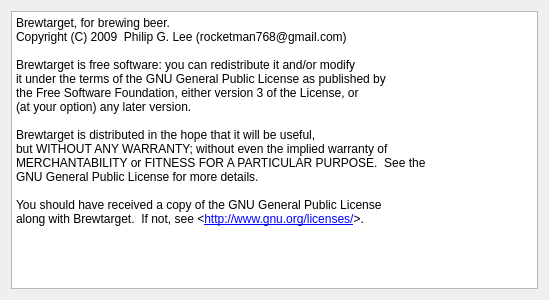
The window that ui/aboutDialog.ui (Brewtarget/brewtarget) describes before a commit, drawn with Qt 5.
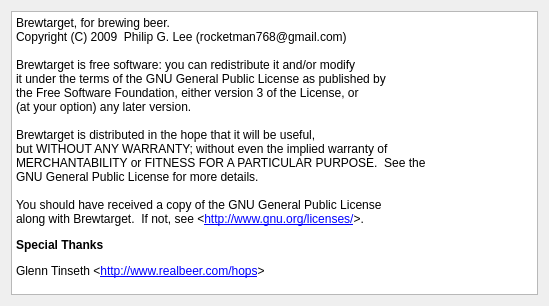
The same window after the commit.

Commit message: Put Glenn Tinseth in aboutDialog.ui. TimerWidget can now play a sound upon reaching 0. Project now requires Phonon as a result.

The edit to the form file:
```diff
--- a/ui/aboutDialog.ui
+++ b/ui/aboutDialog.ui
@@ -1,12 +1,12 @@
 <ui version="4.0" >
  <class>aboutDialog</class>
- <widget class="QDialog" name="aboutDialog" >
-  <property name="geometry" >
+ <widget class="QDialog" name="aboutDialog">
+  <property name="geometry">
    <rect>
     <x>0</x>
     <y>0</y>
     <width>549</width>
-    <height>300</height>
+    <height>306</height>
    </rect>
   </property>
   <property name="windowTitle" >
@@ -14,27 +14,29 @@
   </property>
   <layout class="QHBoxLayout" name="horizontalLayout" >
    <item>
-    <widget class="QTextBrowser" name="textBrowser" >
-     <property name="html" >
-      <string>&lt;!DOCTYPE HTML PUBLIC "-//W3C//DTD HTML 4.0//EN" "http://www.w3.org/TR/REC-html40/strict.dtd">
-&lt;html>&lt;head>&lt;meta name="qrichtext" content="1" />&lt;style type="text/css">
+    <widget class="QTextBrowser" name="textBrowser">
+     <property name="html">
+      <string>&lt;!DOCTYPE HTML PUBLIC &quot;-//W3C//DTD HTML 4.0//EN&quot; &quot;http://www.w3.org/TR/REC-html40/strict.dtd&quot;&gt;
+&lt;html&gt;&lt;head&gt;&lt;meta name=&quot;qrichtext&quot; content=&quot;1&quot; /&gt;&lt;style type=&quot;text/css&quot;&gt;
 p, li { white-space: pre-wrap; }
-&lt;/style>&lt;/head>&lt;body style=" font-family:'Sans Serif'; font-size:9pt; font-weight:400; font-style:normal;">
-&lt;p style=" margin-top:12px; margin-bottom:0px; margin-left:0px; margin-right:0px; -qt-block-indent:0; text-indent:0px; font-family:'Courier New,courier';">Brewtarget, for brewing beer.&lt;/p>
-&lt;p style=" margin-top:0px; margin-bottom:0px; margin-left:0px; margin-right:0px; -qt-block-indent:0; text-indent:0px; font-family:'Courier New,courier';">Copyright (C) 2009  Philip G. Lee (rocketman768@gmail.com)&lt;/p>
-&lt;p style="-qt-paragraph-type:empty; margin-top:0px; margin-bottom:0px; margin-left:0px; margin-right:0px; -qt-block-indent:0; text-indent:0px; font-family:'Courier New,courier';">&lt;/p>
-&lt;p style=" margin-top:0px; margin-bottom:0px; margin-left:0px; margin-right:0px; -qt-block-indent:0; text-indent:0px; font-family:'Courier New,courier';">Brewtarget is free software: you can redistribute it and/or modify&lt;/p>
-&lt;p style=" margin-top:0px; margin-bottom:0px; margin-left:0px; margin-right:0px; -qt-block-indent:0; text-indent:0px; font-family:'Courier New,courier';">it under the terms of the GNU General Public License as published by&lt;/p>
-&lt;p style=" margin-top:0px; margin-bottom:0px; margin-left:0px; margin-right:0px; -qt-block-indent:0; text-indent:0px; font-family:'Courier New,courier';">the Free Software Foundation, either version 3 of the License, or&lt;/p>
-&lt;p style=" margin-top:0px; margin-bottom:0px; margin-left:0px; margin-right:0px; -qt-block-indent:0; text-indent:0px; font-family:'Courier New,courier';">(at your option) any later version.&lt;/p>
-&lt;p style="-qt-paragraph-type:empty; margin-top:0px; margin-bottom:0px; margin-left:0px; margin-right:0px; -qt-block-indent:0; text-indent:0px; font-family:'Courier New,courier';">&lt;/p>
-&lt;p style=" margin-top:0px; margin-bottom:0px; margin-left:0px; margin-right:0px; -qt-block-indent:0; text-indent:0px; font-family:'Courier New,courier';">Brewtarget is distributed in the hope that it will be useful,&lt;/p>
-&lt;p style=" margin-top:0px; margin-bottom:0px; margin-left:0px; margin-right:0px; -qt-block-indent:0; text-indent:0px; font-family:'Courier New,courier';">but WITHOUT ANY WARRANTY; without even the implied warranty of&lt;/p>
-&lt;p style=" margin-top:0px; margin-bottom:0px; margin-left:0px; margin-right:0px; -qt-block-indent:0; text-indent:0px; font-family:'Courier New,courier';">MERCHANTABILITY or FITNESS FOR A PARTICULAR PURPOSE.  See the&lt;/p>
-&lt;p style=" margin-top:0px; margin-bottom:0px; margin-left:0px; margin-right:0px; -qt-block-indent:0; text-indent:0px; font-family:'Courier New,courier';">GNU General Public License for more details.&lt;/p>
-&lt;p style="-qt-paragraph-type:empty; margin-top:0px; margin-bottom:0px; margin-left:0px; margin-right:0px; -qt-block-indent:0; text-indent:0px; font-family:'Courier New,courier';">&lt;/p>
-&lt;p style=" margin-top:0px; margin-bottom:0px; margin-left:0px; margin-right:0px; -qt-block-indent:0; text-indent:0px; font-family:'Courier New,courier';">You should have received a copy of the GNU General Public License&lt;/p>
-&lt;p style=" margin-top:0px; margin-bottom:12px; margin-left:0px; margin-right:0px; -qt-block-indent:0; text-indent:0px; font-family:'Courier New,courier';">along with Brewtarget.  If not, see &amp;lt;&lt;a href="http://www.gnu.org/licenses/">&lt;span style=" text-decoration: underline; color:#0000ff;">http://www.gnu.org/licenses/&lt;/span>&lt;/a>&amp;gt;.&lt;/p>&lt;/body>&lt;/html></string>
+&lt;/style&gt;&lt;/head&gt;&lt;body style=&quot; font-family:'DejaVu Sans'; font-size:9pt; font-weight:400; font-style:normal;&quot;&gt;
+&lt;p style=&quot; margin-top:12px; margin-bottom:0px; margin-left:0px; margin-right:0px; -qt-block-indent:0; text-indent:0px;&quot;&gt;&lt;span style=&quot; font-family:'Courier New,courier';&quot;&gt;Brewtarget, for brewing beer.&lt;/span&gt;&lt;/p&gt;
+&lt;p style=&quot; margin-top:0px; margin-bottom:0px; margin-left:0px; margin-right:0px; -qt-block-indent:0; text-indent:0px;&quot;&gt;&lt;span style=&quot; font-family:'Courier New,courier';&quot;&gt;Copyright (C) 2009  Philip G. Lee (rocketman768@gmail.com)&lt;/span&gt;&lt;/p&gt;
+&lt;p style=&quot;-qt-paragraph-type:empty; margin-top:0px; margin-bottom:0px; margin-left:0px; margin-right:0px; -qt-block-indent:0; text-indent:0px; font-family:'Courier New,courier';&quot;&gt;&lt;/p&gt;
+&lt;p style=&quot; margin-top:0px; margin-bottom:0px; margin-left:0px; margin-right:0px; -qt-block-indent:0; text-indent:0px;&quot;&gt;&lt;span style=&quot; font-family:'Courier New,courier';&quot;&gt;Brewtarget is free software: you can redistribute it and/or modify&lt;/span&gt;&lt;/p&gt;
+&lt;p style=&quot; margin-top:0px; margin-bottom:0px; margin-left:0px; margin-right:0px; -qt-block-indent:0; text-indent:0px;&quot;&gt;&lt;span style=&quot; font-family:'Courier New,courier';&quot;&gt;it under the terms of the GNU General Public License as published by&lt;/span&gt;&lt;/p&gt;
+&lt;p style=&quot; margin-top:0px; margin-bottom:0px; margin-left:0px; margin-right:0px; -qt-block-indent:0; text-indent:0px;&quot;&gt;&lt;span style=&quot; font-family:'Courier New,courier';&quot;&gt;the Free Software Foundation, either version 3 of the License, or&lt;/span&gt;&lt;/p&gt;
+&lt;p style=&quot; margin-top:0px; margin-bottom:0px; margin-left:0px; margin-right:0px; -qt-block-indent:0; text-indent:0px;&quot;&gt;&lt;span style=&quot; font-family:'Courier New,courier';&quot;&gt;(at your option) any later version.&lt;/span&gt;&lt;/p&gt;
+&lt;p style=&quot;-qt-paragraph-type:empty; margin-top:0px; margin-bottom:0px; margin-left:0px; margin-right:0px; -qt-block-indent:0; text-indent:0px; font-family:'Courier New,courier';&quot;&gt;&lt;/p&gt;
+&lt;p style=&quot; margin-top:0px; margin-bottom:0px; margin-left:0px; margin-right:0px; -qt-block-indent:0; text-indent:0px;&quot;&gt;&lt;span style=&quot; font-family:'Courier New,courier';&quot;&gt;Brewtarget is distributed in the hope that it will be useful,&lt;/span&gt;&lt;/p&gt;
+&lt;p style=&quot; margin-top:0px; margin-bottom:0px; margin-left:0px; margin-right:0px; -qt-block-indent:0; text-indent:0px;&quot;&gt;&lt;span style=&quot; font-family:'Courier New,courier';&quot;&gt;but WITHOUT ANY WARRANTY; without even the implied warranty of&lt;/span&gt;&lt;/p&gt;
+&lt;p style=&quot; margin-top:0px; margin-bottom:0px; margin-left:0px; margin-right:0px; -qt-block-indent:0; text-indent:0px;&quot;&gt;&lt;span style=&quot; font-family:'Courier New,courier';&quot;&gt;MERCHANTABILITY or FITNESS FOR A PARTICULAR PURPOSE.  See the&lt;/span&gt;&lt;/p&gt;
+&lt;p style=&quot; margin-top:0px; margin-bottom:0px; margin-left:0px; margin-right:0px; -qt-block-indent:0; text-indent:0px;&quot;&gt;&lt;span style=&quot; font-family:'Courier New,courier';&quot;&gt;GNU General Public License for more details.&lt;/span&gt;&lt;/p&gt;
+&lt;p style=&quot;-qt-paragraph-type:empty; margin-top:0px; margin-bottom:0px; margin-left:0px; margin-right:0px; -qt-block-indent:0; text-indent:0px; font-family:'Courier New,courier';&quot;&gt;&lt;/p&gt;
+&lt;p style=&quot; margin-top:0px; margin-bottom:0px; margin-left:0px; margin-right:0px; -qt-block-indent:0; text-indent:0px;&quot;&gt;&lt;span style=&quot; font-family:'Courier New,courier';&quot;&gt;You should have received a copy of the GNU General Public License&lt;/span&gt;&lt;/p&gt;
+&lt;p style=&quot; margin-top:0px; margin-bottom:12px; margin-left:0px; margin-right:0px; -qt-block-indent:0; text-indent:0px;&quot;&gt;&lt;span style=&quot; font-family:'Courier New,courier';&quot;&gt;along with Brewtarget.  If not, see &amp;lt;&lt;/span&gt;&lt;a href=&quot;http://www.gnu.org/licenses/&quot;&gt;&lt;span style=&quot; font-family:'Courier New,courier'; text-decoration: underline; color:#0000ff;&quot;&gt;http://www.gnu.org/licenses/&lt;/span&gt;&lt;/a&gt;&lt;span style=&quot; font-family:'Courier New,courier';&quot;&gt;&amp;gt;.&lt;/span&gt;&lt;/p&gt;
+&lt;p style=&quot; margin-top:0px; margin-bottom:12px; margin-left:0px; margin-right:0px; -qt-block-indent:0; text-indent:0px;&quot;&gt;&lt;span style=&quot; font-family:'Courier New,courier'; font-weight:600;&quot;&gt;Special Thanks&lt;/span&gt;&lt;/p&gt;
+&lt;p style=&quot; margin-top:0px; margin-bottom:12px; margin-left:0px; margin-right:0px; -qt-block-indent:0; text-indent:0px;&quot;&gt;&lt;span style=&quot; font-family:'Courier New,courier';&quot;&gt;Glenn Tinseth &amp;lt;&lt;/span&gt;&lt;a href=&quot;http://www.realbeer.com/hops&quot;&gt;&lt;span style=&quot; text-decoration: underline; color:#0000ff;&quot;&gt;http://www.realbeer.com/hops&lt;/span&gt;&lt;/a&gt;&lt;span style=&quot; font-family:'Courier New,courier';&quot;&gt;&amp;gt;&lt;/span&gt;&lt;/p&gt;&lt;/body&gt;&lt;/html&gt;</string>
      </property>
     </widget>
    </item>
```
Left out of the diff: 7 changed lines with no effect on the pictures. The commit also changes 4 other files.
